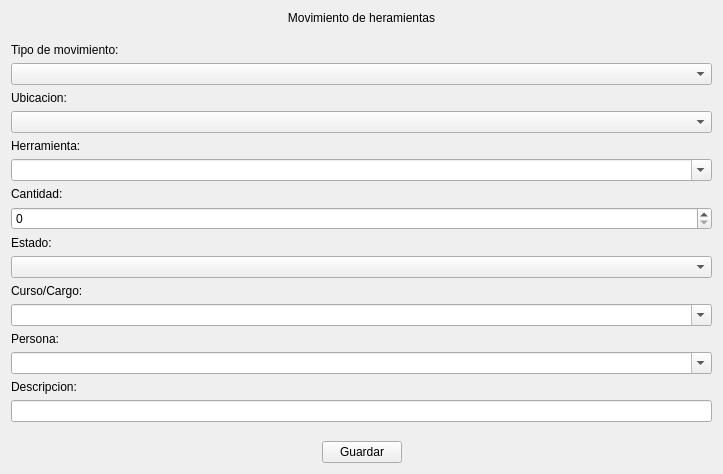
Old version of the form blustock/ui/screens_uis/n-movimiento.ui in the repository MaxAPBusiness/Blustock.
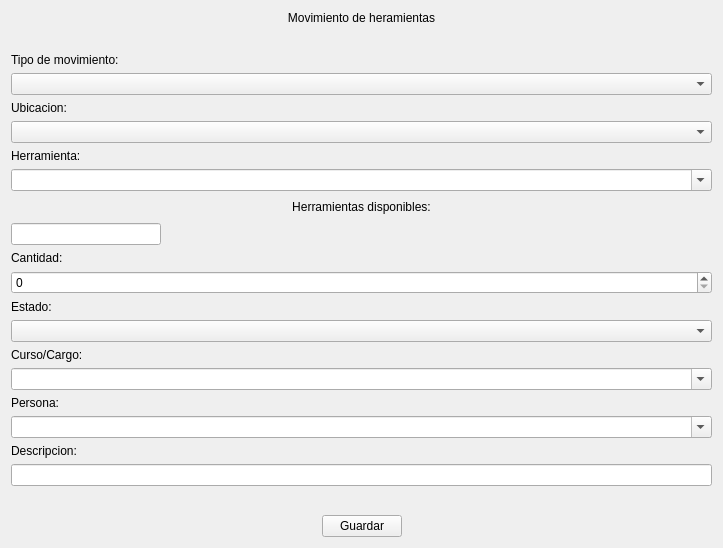
New version of the form.

What changed in the file:
```diff
--- a/blustock/ui/screens_uis/n-movimiento.ui
+++ b/blustock/ui/screens_uis/n-movimiento.ui
@@ -7,7 +7,7 @@
     <x>0</x>
     <y>0</y>
     <width>723</width>
-    <height>474</height>
+    <height>548</height>
    </rect>
   </property>
   <property name="windowTitle">
@@ -93,70 +93,142 @@
        </property>
       </widget>
      </item>
-     <item row="3" column="0">
+     <item row="3" column="1">
+      <widget class="QLabel" name="herramientasDisponiblesLabel">
+       <property name="sizePolicy">
+        <sizepolicy hsizetype="Preferred" vsizetype="Preferred">
+         <horstretch>0</horstretch>
+         <verstretch>0</verstretch>
+        </sizepolicy>
+       </property>
+       <property name="minimumSize">
+        <size>
+         <width>0</width>
+         <height>20</height>
+        </size>
+       </property>
+       <property name="maximumSize">
+        <size>
+         <width>16777215</width>
+         <height>1000</height>
+        </size>
+       </property>
+       <property name="text">
+        <string>Herramientas disponibles:</string>
+       </property>
+       <property name="alignment">
+        <set>Qt::AlignCenter</set>
+       </property>
+       <property name="wordWrap">
+        <bool>true</bool>
+       </property>
+       <property name="textInteractionFlags">
+        <set>Qt::NoTextInteraction</set>
+       </property>
+      </widget>
+     </item>
+     <item row="4" column="1">
+      <widget class="QLineEdit" name="herramientasDisponiblesLineEdit">
+       <property name="sizePolicy">
+        <sizepolicy hsizetype="Fixed" vsizetype="Fixed">
+         <horstretch>0</horstretch>
+         <verstretch>0</verstretch>
+        </sizepolicy>
+       </property>
+       <property name="minimumSize">
+        <size>
+         <width>0</width>
+         <height>0</height>
+        </size>
+       </property>
+       <property name="maximumSize">
+        <size>
+         <width>150</width>
+         <height>16777215</height>
+        </size>
+       </property>
+       <property name="contextMenuPolicy">
+        <enum>Qt::DefaultContextMenu</enum>
+       </property>
+       <property name="styleSheet">
+        <string notr="true">    text-align: center;
+</string>
+       </property>
+       <property name="text">
+        <string/>
+       </property>
+       <property name="alignment">
+        <set>Qt::AlignCenter</set>
+       </property>
+       <property name="readOnly">
+        <bool>true</bool>
+       </property>
+      </widget>
+     </item>
+     <item row="5" column="0">
       <widget class="QLabel" name="cantidadLabel">
        <property name="text">
         <string>Cantidad:</string>
        </property>
       </widget>
      </item>
-     <item row="3" column="1">
+     <item row="5" column="1">
       <widget class="QSpinBox" name="cantidadSpinBox">
        <property name="maximum">
         <number>10000</number>
        </property>
       </widget>
      </item>
-     <item row="4" column="0">
+     <item row="6" column="0">
       <widget class="QLabel" name="estadoLabel">
        <property name="text">
         <string>Estado:</string>
        </property>
       </widget>
      </item>
-     <item row="4" column="1">
+     <item row="6" column="1">
       <widget class="QComboBox" name="estadoComboBox">
        <property name="editable">
         <bool>false</bool>
        </property>
       </widget>
      </item>
-     <item row="5" column="0">
+     <item row="7" column="0">
       <widget class="QLabel" name="cursoLabel">
        <property name="text">
         <string>Curso/Cargo:</string>
        </property>
       </widget>
      </item>
-     <item row="5" column="1">
+     <item row="7" column="1">
       <widget class="QComboBox" name="cursoComboBox">
        <property name="editable">
         <bool>true</bool>
        </property>
       </widget>
      </item>
-     <item row="6" column="0">
+     <item row="8" column="0">
       <widget class="QLabel" name="alumnoLabel">
        <property name="text">
         <string>Persona:</string>
        </property>
       </widget>
      </item>
-     <item row="6" column="1">
+     <item row="8" column="1">
       <widget class="QComboBox" name="alumnoComboBox">
        <property name="editable">
         <bool>true</bool>
        </property>
       </widget>
      </item>
-     <item row="7" column="0">
+     <item row="9" column="0">
       <widget class="QLabel" name="descripcionLabel">
        <property name="text">
         <string>Descripcion:</string>
        </property>
       </widget>
      </item>
-     <item row="7" column="1">
+     <item row="9" column="1">
       <widget class="QLineEdit" name="descripcionLineEdit"/>
      </item>
     </layout>
```
